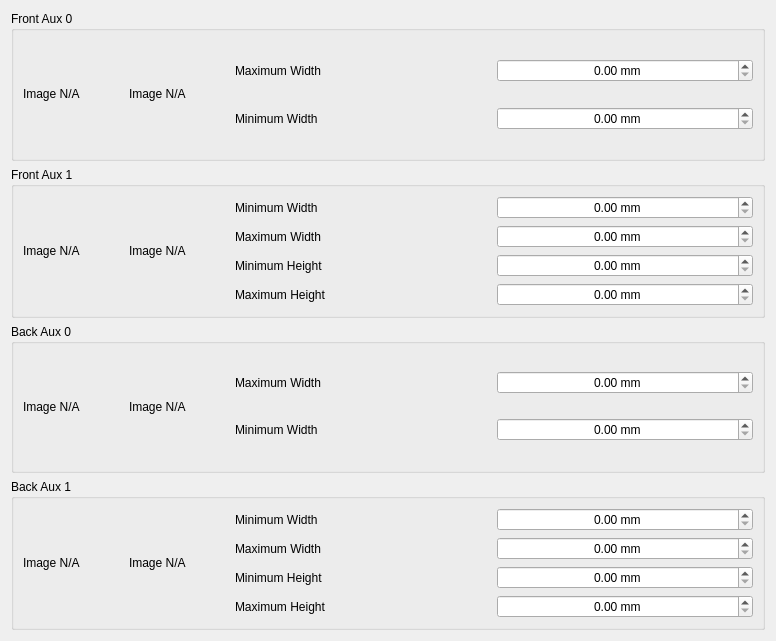
Before: the Qt Designer form aux_viewer.ui in schan117/Nathan_Connector, drawn with Qt 5.
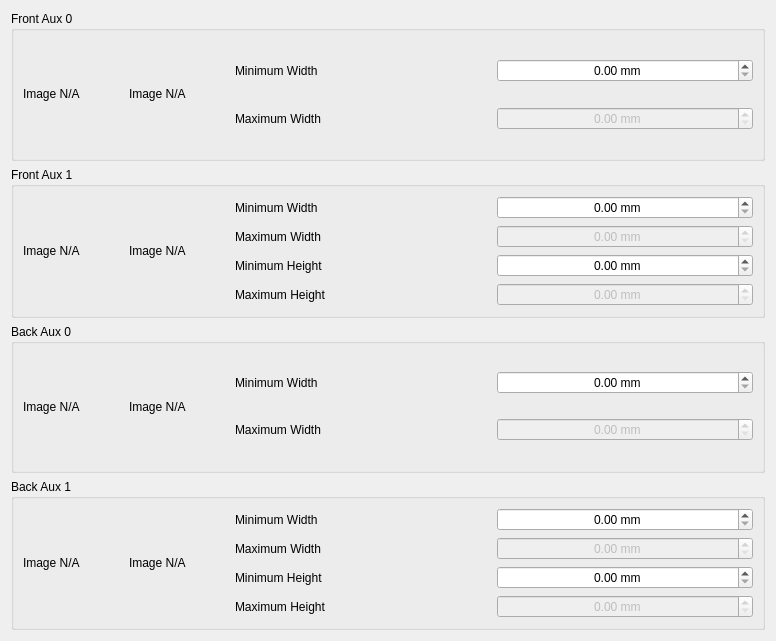
After: the same form once the commit is applied.

The edit to the form file:
```diff
--- a/aux_viewer.ui
+++ b/aux_viewer.ui
@@ -63,9 +63,9 @@
         <item>
          <layout class="QHBoxLayout" name="horizontalLayout_3">
           <item>
-           <widget class="QLabel" name="label_2">
+           <widget class="QLabel" name="label">
             <property name="text">
-             <string>Maximum Width</string>
+             <string>Minimum Width</string>
             </property>
            </widget>
           </item>
@@ -90,14 +90,17 @@
         <item>
          <layout class="QHBoxLayout" name="horizontalLayout_4">
           <item>
-           <widget class="QLabel" name="label">
+           <widget class="QLabel" name="label_2">
             <property name="text">
-             <string>Minimum Width</string>
+             <string>Maximum Width</string>
             </property>
            </widget>
           </item>
           <item>
            <widget class="QDoubleSpinBox" name="Front_Aux0_Maximum_Width">
+            <property name="enabled">
+             <bool>false</bool>
+            </property>
             <property name="alignment">
              <set>Qt::AlignCenter</set>
             </property>
@@ -203,6 +206,9 @@
           </item>
           <item>
            <widget class="QDoubleSpinBox" name="Front_Aux1_Maximum_Width">
+            <property name="enabled">
+             <bool>false</bool>
+            </property>
             <property name="alignment">
              <set>Qt::AlignCenter</set>
             </property>
@@ -257,6 +263,9 @@
           </item>
           <item>
            <widget class="QDoubleSpinBox" name="Front_Aux1_Maximum_Height">
+            <property name="enabled">
+             <bool>false</bool>
+            </property>
             <property name="alignment">
              <set>Qt::AlignCenter</set>
             </property>
@@ -327,9 +336,9 @@
         <item>
          <layout class="QHBoxLayout" name="horizontalLayout_10">
           <item>
-           <widget class="QLabel" name="label_7">
+           <widget class="QLabel" name="label_8">
             <property name="text">
-             <string>Maximum Width</string>
+             <string>Minimum Width</string>
             </property>
            </widget>
           </item>
@@ -354,14 +363,17 @@
         <item>
          <layout class="QHBoxLayout" name="horizontalLayout_11">
           <item>
-           <widget class="QLabel" name="label_8">
+           <widget class="QLabel" name="label_7">
             <property name="text">
-             <string>Minimum Width</string>
+             <string>Maximum Width</string>
             </property>
            </widget>
           </item>
           <item>
            <widget class="QDoubleSpinBox" name="Back_Aux0_Maximum_Width">
+            <property name="enabled">
+             <bool>false</bool>
+            </property>
             <property name="alignment">
              <set>Qt::AlignCenter</set>
             </property>
@@ -467,6 +479,9 @@
           </item>
           <item>
            <widget class="QDoubleSpinBox" name="Back_Aux1_Maximum_Width">
+            <property name="enabled">
+             <bool>false</bool>
+            </property>
             <property name="alignment">
              <set>Qt::AlignCenter</set>
             </property>
@@ -521,6 +536,9 @@
           </item>
           <item>
            <widget class="QDoubleSpinBox" name="Back_Aux1_Maximum_Height">
+            <property name="enabled">
+             <bool>false</bool>
+            </property>
             <property name="alignment">
              <set>Qt::AlignCenter</set>
             </property>
```
